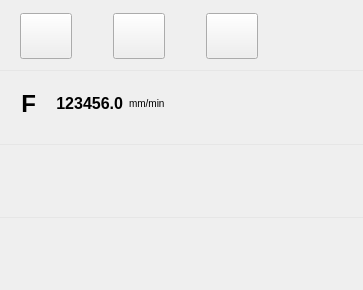
Old version of the form client/operationpanel.ui in the repository DandiacalMonkey/ltp.
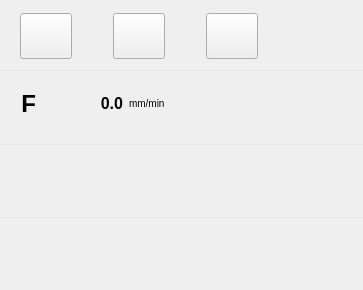
New version of the form. Custom widgets are drawn as their Qt base class.

```diff
--- a/client/operationpanel.ui
+++ b/client/operationpanel.ui
@@ -163,7 +163,7 @@
             <string notr="true">font:Bold 16px Arial;</string>
            </property>
            <property name="text">
-            <string>123456.0</string>
+            <string>0.0</string>
            </property>
            <property name="alignment">
             <set>Qt::AlignRight|Qt::AlignTrailing|Qt::AlignVCenter</set>
```
Left out of the diff: 2 changed lines with no effect on the pictures.
